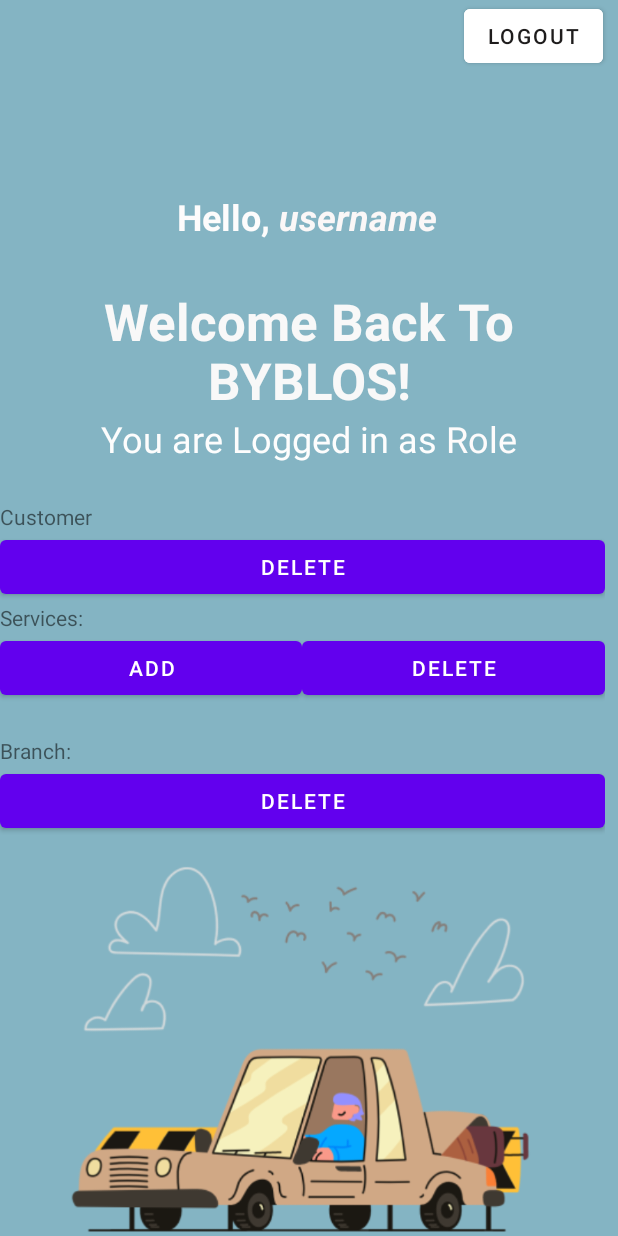
After one commit to samspark345/android_studio_application, an Android app: the layout activity_admin_welcome_page.xml on its own in the app's theme, with its tools: preview values and no code run, on a phone screen of 412 x 824 dp. The commit adds this screen. Run offline under Robolectric (Android 15) with nearby library versions, the phone set to English and light mode, and no system bars.

Commit message:
made changes to the layouts and welcome page code

```diff
--- /dev/null
+++ b/ByblosMobile/app/src/main/res/layout/activity_admin_welcome_page.xml
@@ -0,0 +1,204 @@
+<?xml version="1.0" encoding="utf-8"?>
+<androidx.constraintlayout.widget.ConstraintLayout xmlns:android="http://schemas.android.com/apk/res/android"
+    xmlns:app="http://schemas.android.com/apk/res-auto"
+    xmlns:tools="http://schemas.android.com/tools"
+    android:layout_width="match_parent"
+    android:layout_height="match_parent"
+    tools:context=".WelcomePage">
+
+    <RelativeLayout
+        android:layout_width="match_parent"
+        android:layout_height="match_parent">
+
+        <LinearLayout
+            android:layout_width="match_parent"
+            android:layout_height="match_parent"
+            android:background="#84B4C3"
+            android:orientation="vertical">
+
+            <Button
+                android:id="@+id/button"
+                android:layout_width="wrap_content"
+                android:layout_height="wrap_content"
+                android:layout_gravity="right"
+                android:layout_marginRight="10dp"
+                android:backgroundTint="#FFFFFF"
+                android:text="@string/logoutWelcomePage"
+                android:textColor="#1E1C1C" />
+
+            <Space
+                android:layout_width="match_parent"
+                android:layout_height="50dp" />
+
+            <LinearLayout
+                android:layout_width="fill_parent"
+                android:layout_height="93dp"
+                android:gravity="center"
+                android:orientation="horizontal">
+
+                <TextView
+                    android:id="@+id/greeting1"
+                    android:layout_width="186dp"
+                    android:layout_height="wrap_content"
+                    android:gravity="right"
+                    android:text="Hello, "
+                    android:textColor="#FDFCFC"
+                    android:textSize="24sp"
+                    android:textStyle="bold" />
+
+                <TextView
+                    android:id="@+id/username"
+                    android:layout_width="175dp"
+                    android:layout_height="wrap_content"
+                    android:layout_weight="1"
+                    android:gravity="left"
+                    android:text="@string/userName"
+                    android:textColor="#FAF7F7"
+                    android:textSize="24sp"
+                    android:textStyle="bold|italic" />
+
+            </LinearLayout>
+
+            <LinearLayout
+                android:layout_width="wrap_content"
+                android:layout_height="wrap_content"
+                android:orientation="vertical">
+
+                <TextView
+                    android:id="@+id/greeting2"
+                    android:layout_width="wrap_content"
+                    android:layout_height="wrap_content"
+                    android:layout_weight="1"
+                    android:gravity="center_horizontal"
+                    android:text="@string/greeting"
+                    android:textColor="#F8F8F8"
+                    android:textSize="34sp"
+                    android:textStyle="bold" />
+            </LinearLayout>
+
+            <LinearLayout
+                android:layout_width="wrap_content"
+                android:layout_height="wrap_content"
+                android:layout_gravity="center"
+                android:orientation="horizontal">
+
+                <TextView
+                    android:id="@+id/greeting3"
+                    android:layout_width="wrap_content"
+                    android:layout_height="match_parent"
+                    android:layout_gravity="right"
+                    android:text="@string/greeting3"
+                    android:textColor="#FDFDFD"
+                    android:textSize="24sp" />
+
+                <TextView
+                    android:id="@+id/roleWelcome"
+                    android:layout_width="wrap_content"
+                    android:layout_height="wrap_content"
+                    android:layout_gravity="right"
+                    android:text="@string/roleType"
+                    android:textColor="#FDFBFB"
+                    android:textSize="24sp" />
+
+            </LinearLayout>
+
+            <LinearLayout
+                android:id="@+id/adminVisibility"
+                android:layout_width="wrap_content"
+                android:layout_height="wrap_content"
+                android:orientation="vertical"
+                android:visibility="visible">
+
+                <Space
+                    android:layout_width="match_parent"
+                    android:layout_height="26dp" />
+
+                <TextView
+                    android:id="@+id/textView5"
+                    android:layout_width="match_parent"
+                    android:layout_height="wrap_content"
+                    android:text="Customer" />
+
+                <LinearLayout
+                    android:id="@+id/deleteCustomerLayout"
+                    android:layout_width="match_parent"
+                    android:layout_height="match_parent"
+                    android:orientation="horizontal">
+
+                    <Button
+                        android:id="@+id/deleteCustomer"
+                        android:layout_width="wrap_content"
+                        android:layout_height="wrap_content"
+                        android:layout_weight="1"
+                        android:text="@string/delete" />
+                </LinearLayout>
+
+                <TextView
+                    android:id="@+id/ServiceSection"
+                    android:layout_width="match_parent"
+                    android:layout_height="wrap_content"
+                    android:text="Services:" />
+
+                <LinearLayout
+                    android:id="@+id/serviceManagementLayout"
+                    android:layout_width="match_parent"
+                    android:layout_height="wrap_content"
+                    android:orientation="horizontal">
+
+                    <Button
+                        android:id="@+id/AddService"
+                        android:layout_width="wrap_content"
+                        android:layout_height="wrap_content"
+                        android:layout_weight="1"
+                        android:text="@string/add"
+                        tools:text="@string/add" />
+
+                    <Button
+                        android:id="@+id/DeleteService"
+                        android:layout_width="wrap_content"
+                        android:layout_height="wrap_content"
+                        android:layout_weight="1"
+                        android:text="@string/delete" />
+
+                </LinearLayout>
+
+                <Space
+                    android:layout_width="match_parent"
+                    android:layout_height="21dp" />
+
+                <TextView
+                    android:id="@+id/branchSection"
+                    android:layout_width="match_parent"
+                    android:layout_height="wrap_content"
+                    android:text="Branch:" />
+
+                <LinearLayout
+                    android:id="@+id/deleteBranchLayout"
+                    android:layout_width="match_parent"
+                    android:layout_height="match_parent"
+                    android:orientation="horizontal">
+
+                    <Button
+                        android:id="@+id/deleteBranch"
+                        android:layout_width="wrap_content"
+                        android:layout_height="wrap_content"
+                        android:layout_weight="1"
+                        android:text="@string/delete" />
+
+                </LinearLayout>
+
+                <Space
+                    android:layout_width="match_parent"
+                    android:layout_height="19dp" />
+
+                <ImageView
+                    android:id="@+id/imageView"
+                    android:layout_width="wrap_content"
+                    android:layout_height="wrap_content"
+                    app:srcCompat="@drawable/wcpdiagram" />
+            </LinearLayout>
+
+        </LinearLayout>
+    </RelativeLayout>
+
+</androidx.constraintlayout.widget.ConstraintLayout>
```
Also changed, not shown: ByblosMobile/app/src/main/java/com/example/byblosmobile/WelcomePage.java (+13 -5 lines), ByblosMobile/app/src/main/res/layout/activity_customer_welcome_page.xml (renamed from ByblosMobile/app/src/main/res/layout/activity_welcome_page.xml, +4 -80 lines), ByblosMobile/app/src/main/res/layout/activity_employee_welcome_page.xml (added, +125 -0 lines), ByblosMobile/app/src/main/res/layout/activity_add_service.xml (renamed from ByblosMobile/app/src/main/res/layout/activity_addservice.xml).
